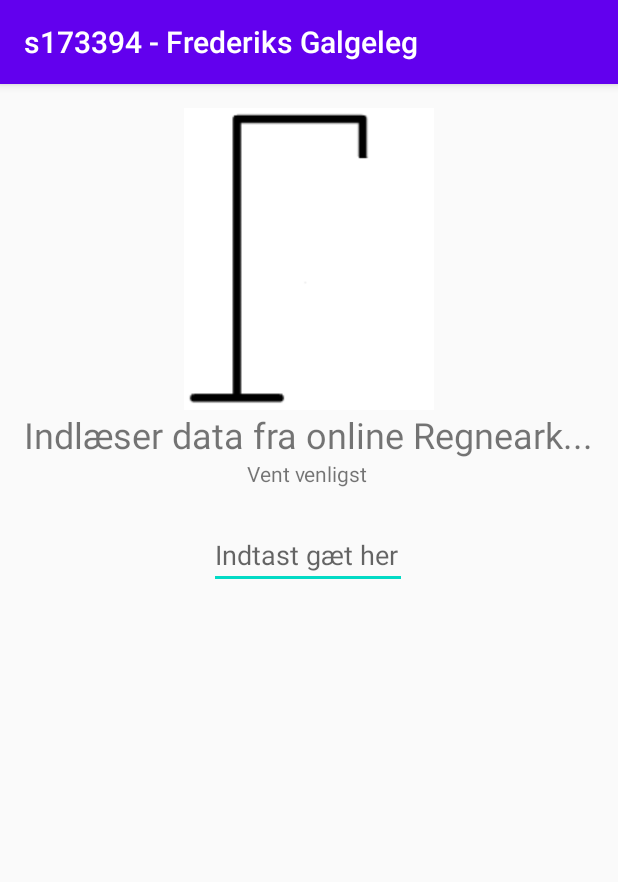
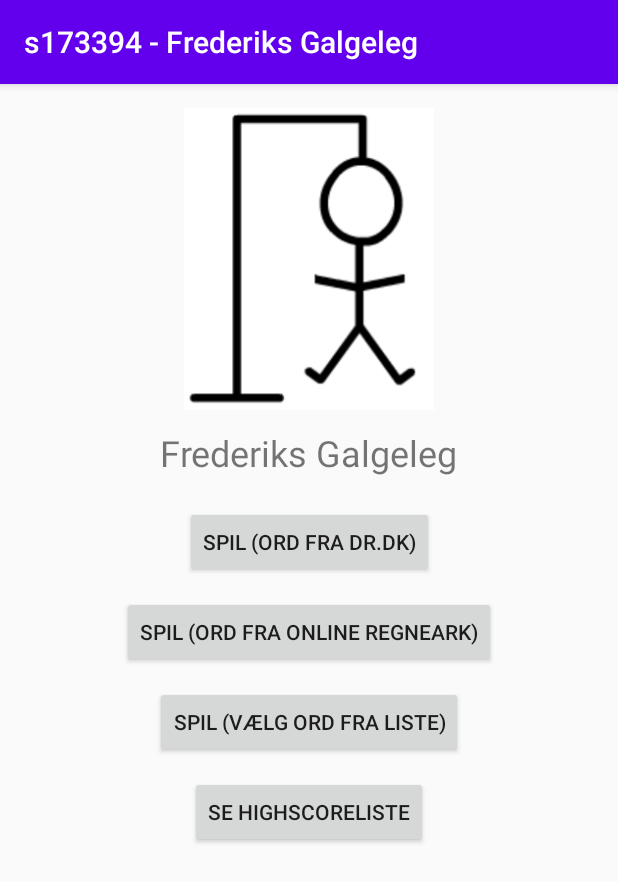
Before and after one commit to fverne/galgeleg3, an Android app: the screen it shows after launch (PlayActivity before the commit, MainMenuActivity after it), on a phone screen of 412 x 824 dp. Shown: the top 882 px of the screen. Run offline under Robolectric (Android 15) with nearby library versions, the phone set to English and light mode, and no system bars.

Commit message:
playstyle now selectable

```diff
--- a/app/src/main/java/com/example/galgeleg3/LostActivity.kt
+++ b/app/src/main/java/com/example/galgeleg3/LostActivity.kt
@@ -16,7 +16,7 @@ class LostActivity : AppCompatActivity() {
 
     override fun onCreate(savedInstanceState: Bundle?) {
         super.onCreate(savedInstanceState)
-        setContentView(R.layout.activity_main)
+        setContentView(R.layout.activity_play)
 
         inputtext = findViewById(R.id.guessinput)
         inputtext.visibility = View.INVISIBLE
--- a/app/src/main/java/com/example/galgeleg3/MainMenuActivity.kt
+++ b/app/src/main/java/com/example/galgeleg3/MainMenuActivity.kt
@@ -1,6 +1,41 @@
 package com.example.galgeleg3
 
-class MainMenuActivity {
+import android.content.Intent
+import android.os.Bundle
+import android.view.KeyEvent
+import android.view.View
+import android.widget.Button
+import androidx.appcompat.app.AppCompatActivity
+import kotlinx.android.synthetic.main.activity_mainmenu.*
+
+class MainMenuActivity : AppCompatActivity(), View.OnClickListener {
+    private lateinit var drdkbutton: Button
+    private lateinit var regnearkbutton: Button
+
+    override fun onCreate(savedInstanceState: Bundle?) {
+        super.onCreate(savedInstanceState)
+        setContentView(R.layout.activity_mainmenu)
+
+        drdkbutton = findViewById(R.id.button)
+        drdkbutton.setOnClickListener(this)
+
+        regnearkbutton = findViewById(R.id.button2)
+        regnearkbutton.setOnClickListener(this)
+    }
 
 
+    override fun onClick(v: View) {
+        if (v == drdkbutton) {
+            val i = Intent(this, PlayActivity::class.java)
+            i.putExtra("type", "DR")
+            startActivity(i)
+        }
+
+        if (v == regnearkbutton) {
+            val i = Intent(this, PlayActivity::class.java)
+            i.putExtra("type", "Regneark")
+            startActivity(i)
+        }
+    }
+
 }
--- a/app/src/main/java/com/example/galgeleg3/WonActivity.kt
+++ b/app/src/main/java/com/example/galgeleg3/WonActivity.kt
@@ -16,7 +16,7 @@ class WonActivity : AppCompatActivity() {
 
     override fun onCreate(savedInstanceState: Bundle?) {
         super.onCreate(savedInstanceState)
-        setContentView(R.layout.activity_main)
+        setContentView(R.layout.activity_play)
 
         inputtext = findViewById(R.id.guessinput)
         inputtext.visibility = View.INVISIBLE
--- /dev/null
+++ b/app/src/main/res/layout/activity_mainmenu.xml
@@ -0,0 +1,69 @@
+<?xml version="1.0" encoding="utf-8"?>
+<androidx.constraintlayout.widget.ConstraintLayout
+    xmlns:android="http://schemas.android.com/apk/res/android"
+    xmlns:app="http://schemas.android.com/apk/res-auto"
+    xmlns:tools="http://schemas.android.com/tools"
+    android:layout_width="match_parent"
+    android:layout_height="match_parent">
+
+    <ImageView
+        android:id="@+id/galgeimg2"
+        android:layout_width="172dp"
+        android:layout_height="201dp"
+        android:layout_marginTop="16dp"
+        app:layout_constraintEnd_toEndOf="parent"
+        app:layout_constraintStart_toStartOf="parent"
+        app:layout_constraintTop_toTopOf="parent"
+        app:srcCompat="@drawable/forkert6" />
+
+    <TextView
+        android:id="@+id/header1"
+        android:layout_width="wrap_content"
+        android:layout_height="wrap_content"
+        android:layout_marginTop="12dp"
+        android:text="Frederiks Galgeleg"
+        android:textSize="24sp"
+        app:layout_constraintEnd_toEndOf="parent"
+        app:layout_constraintStart_toStartOf="parent"
+        app:layout_constraintTop_toBottomOf="@+id/galgeimg2" />
+
+    <Button
+        android:id="@+id/button"
+        android:layout_width="wrap_content"
+        android:layout_height="wrap_content"
+        android:layout_marginTop="64dp"
+        android:text="Spil (Ord fra dr.dk)"
+        app:layout_constraintEnd_toEndOf="parent"
+        app:layout_constraintStart_toStartOf="parent"
+        app:layout_constraintTop_toBottomOf="@+id/galgeimg2" />
+
+    <Button
+        android:id="@+id/button2"
+        android:layout_width="wrap_content"
+        android:layout_height="wrap_content"
+        android:layout_marginTop="12dp"
+        android:text="Spil (Ord fra online Regneark)"
+        app:layout_constraintEnd_toEndOf="parent"
+        app:layout_constraintStart_toStartOf="parent"
+        app:layout_constraintTop_toBottomOf="@+id/button" />
+
+    <Button
+        android:id="@+id/button3"
+        android:layout_width="wrap_content"
+        android:layout_height="wrap_content"
+        android:layout_marginTop="12dp"
+        android:text="Spil (Vælg Ord fra liste)"
+        app:layout_constraintEnd_toEndOf="parent"
+        app:layout_constraintStart_toStartOf="parent"
+        app:layout_constraintTop_toBottomOf="@+id/button2" />
+
+    <Button
+        android:id="@+id/button4"
+        android:layout_width="wrap_content"
+        android:layout_height="wrap_content"
+        android:layout_marginTop="12dp"
+        android:text="Se Highscoreliste"
+        app:layout_constraintEnd_toEndOf="parent"
+        app:layout_constraintStart_toStartOf="parent"
+        app:layout_constraintTop_toBottomOf="@+id/button3" />
+</androidx.constraintlayout.widget.ConstraintLayout>
--- a/app/src/main/res/layout/activity_main.xml
+++ b/app/src/main/res/layout/activity_play.xml
@@ -30,7 +30,7 @@
         android:id="@+id/test2"
         android:layout_width="wrap_content"
         android:layout_height="wrap_content"
-        android:text="Indlæser data fra online Regneark..."
+        android:text="Indlæser data fra internettet..."
         android:textSize="24sp"
         app:layout_constraintEnd_toEndOf="parent"
         app:layout_constraintStart_toStartOf="parent"
@@ -43,11 +43,10 @@
         android:layout_marginTop="4dp"
         android:editable="true"
         android:focusable="auto"
+        android:focusableInTouchMode="true"
         android:focusedByDefault="true"
         android:hint="Indtast gæt her"
-        android:imeActionId="1"
-        android:imeActionLabel="submitguess"
-        android:imeOptions="actionGo"
+        android:imeOptions="actionSend"
         android:inputType="textCapCharacters"
         android:keyboardNavigationCluster="true"
         android:maxLength="1"
```
Also changed, not shown: app/src/main/AndroidManifest.xml (+14 -3 lines), app/src/main/java/com/example/galgeleg3/PlayActivity.kt (+33 -11 lines).
